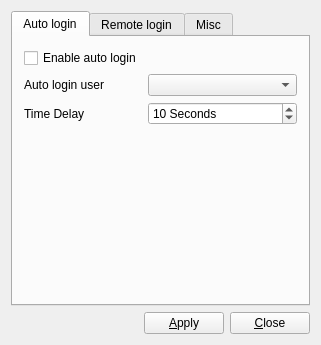
Qt form src-qt5/PCDM-conf/mainwindow.ui (beanpole135/pcdm) before a commit.
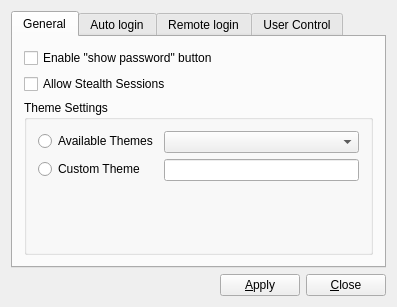
The same form after that commit. Icons and pictures are not drawn.

Commit message: Add theme switching option to the PCDM configuration tool. Now it is easy to see/change which theme is used for the login manager.

The edit to the form file:
```diff
--- a/src-qt5/PCDM-conf/mainwindow.ui
+++ b/src-qt5/PCDM-conf/mainwindow.ui
@@ -6,8 +6,8 @@
    <rect>
     <x>0</x>
     <y>0</y>
-    <width>321</width>
-    <height>345</height>
+    <width>397</width>
+    <height>307</height>
    </rect>
   </property>
   <property name="windowTitle">
@@ -24,6 +24,59 @@
       <property name="currentIndex">
        <number>0</number>
       </property>
+      <widget class="QWidget" name="tab_general">
+       <attribute name="title">
+        <string>General</string>
+       </attribute>
+       <layout class="QVBoxLayout" name="verticalLayout_3">
+        <item>
+         <widget class="QCheckBox" name="checkShowPW">
+          <property name="text">
+           <string>Enable &quot;show password&quot; button</string>
+          </property>
+         </widget>
+        </item>
+        <item>
+         <widget class="QCheckBox" name="checkAllowStealth">
+          <property name="toolTip">
+           <string/>
+          </property>
+          <property name="text">
+           <string>Allow Stealth Sessions</string>
+          </property>
+         </widget>
+        </item>
+        <item>
+         <widget class="QGroupBox" name="groupBox">
+          <property name="title">
+           <string>Theme Settings</string>
+          </property>
+          <layout class="QFormLayout" name="formLayout">
+           <item row="0" column="0">
+            <widget class="QRadioButton" name="radio_theme_bundle">
+             <property name="text">
+              <string>Available Themes</string>
+             </property>
+            </widget>
+           </item>
+           <item row="0" column="1">
+            <widget class="QComboBox" name="combo_themes"/>
+           </item>
+           <item row="1" column="0">
+            <widget class="QRadioButton" name="radio_theme_custom">
+             <property name="text">
+              <string>Custom Theme</string>
+             </property>
+            </widget>
+           </item>
+           <item row="1" column="1">
+            <widget class="QLineEdit" name="line_theme_custom"/>
+           </item>
+          </layout>
+         </widget>
+        </item>
+       </layout>
+      </widget>
       <widget class="QWidget" name="tab">
        <attribute name="title">
         <string>Auto login</string>
@@ -123,7 +176,7 @@
       </widget>
       <widget class="QWidget" name="tab_3">
        <attribute name="title">
-        <string>Misc</string>
+        <string>User Control</string>
        </attribute>
        <layout class="QGridLayout" name="gridLayout">
         <item row="3" column="0">
@@ -206,14 +259,7 @@
           </layout>
          </widget>
         </item>
-        <item row="0" column="0">
-         <widget class="QCheckBox" name="checkShowPW">
-          <property name="text">
-           <string>Enable &quot;show password&quot; button</string>
-          </property>
-         </widget>
-        </item>
-        <item row="5" column="0">
+        <item row="3" column="0">
          <spacer name="verticalSpacer_2">
           <property name="orientation">
            <enum>Qt::Vertical</enum>
@@ -236,16 +282,6 @@
           </property>
          </widget>
         </item>
-        <item row="1" column="0">
-         <widget class="QCheckBox" name="checkAllowStealth">
-          <property name="toolTip">
-           <string/>
-          </property>
-          <property name="text">
-           <string>Allow Stealth Sessions</string>
-          </property>
-         </widget>
-        </item>
        </layout>
       </widget>
      </widget>
```
Left out of the diff: 4 changed lines with no effect on the pictures. The commit also changes 2 other files.
